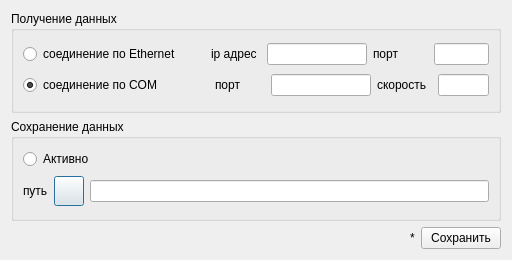
Tyill/SVisual, file src/SVMonitor/forms/settingsPanel.ui: the form before one commit.
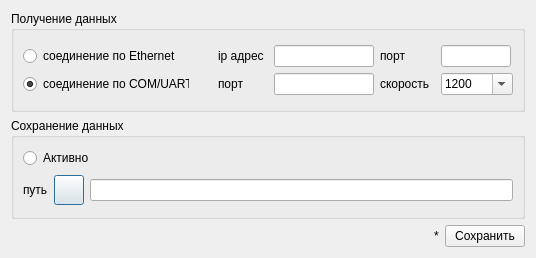
The form after the commit. Icons and pictures are not drawn.

Commit message: com speed into combobox

What changed in the file:
```diff
--- a/src/SVMonitor/forms/settingsPanel.ui
+++ b/src/SVMonitor/forms/settingsPanel.ui
@@ -6,13 +6,13 @@
    <rect>
     <x>0</x>
     <y>0</y>
-    <width>512</width>
-    <height>260</height>
+    <width>536</width>
+    <height>258</height>
    </rect>
   </property>
   <property name="maximumSize">
    <size>
-    <width>512</width>
+    <width>536</width>
     <height>260</height>
    </size>
   </property>
@@ -27,15 +27,41 @@
      </property>
      <layout class="QVBoxLayout" name="verticalLayout">
       <item>
-       <layout class="QHBoxLayout" name="horizontalLayout_3">
-        <item>
+       <layout class="QGridLayout" name="gridLayout">
+        <item row="0" column="0">
          <widget class="QRadioButton" name="rbtnConnectByEthernet">
           <property name="text">
            <string>соединение по Ethernet</string>
           </property>
          </widget>
         </item>
-        <item>
+        <item row="0" column="5">
+         <widget class="QLineEdit" name="txtTCPPort">
+          <property name="maximumSize">
+           <size>
+            <width>70</width>
+            <height>16777215</height>
+           </size>
+          </property>
+         </widget>
+        </item>
+        <item row="0" column="3">
+         <widget class="QLineEdit" name="txtIPAddr">
+          <property name="minimumSize">
+           <size>
+            <width>100</width>
+            <height>0</height>
+           </size>
+          </property>
+          <property name="maximumSize">
+           <size>
+            <width>100</width>
+            <height>16777215</height>
+           </size>
+          </property>
+         </widget>
+        </item>
+        <item row="0" column="1">
          <spacer name="horizontalSpacer">
           <property name="orientation">
            <enum>Qt::Horizontal</enum>
@@ -48,7 +74,20 @@
           </property>
          </spacer>
         </item>
-        <item>
+        <item row="0" column="4">
+         <widget class="QLabel" name="label_5">
+          <property name="minimumSize">
+           <size>
+            <width>55</width>
+            <height>0</height>
+           </size>
+          </property>
+          <property name="text">
+           <string>порт</string>
+          </property>
+         </widget>
+        </item>
+        <item row="0" column="2">
          <widget class="QLabel" name="label">
           <property name="minimumSize">
            <size>
@@ -61,27 +100,11 @@
           </property>
          </widget>
         </item>
-        <item>
-         <widget class="QLineEdit" name="txtIPAddr">
+        <item row="1" column="2">
+         <widget class="QLabel" name="label_2">
           <property name="minimumSize">
            <size>
-            <width>100</width>
-            <height>0</height>
-           </size>
-          </property>
-          <property name="maximumSize">
-           <size>
-            <width>100</width>
-            <height>16777215</height>
-           </size>
-          </property>
-         </widget>
-        </item>
-        <item>
-         <widget class="QLabel" name="label_5">
-          <property name="minimumSize">
-           <size>
-            <width>55</width>
+            <width>50</width>
             <height>0</height>
            </size>
           </property>
@@ -90,21 +113,7 @@
           </property>
          </widget>
         </item>
-        <item>
-         <widget class="QLineEdit" name="txtTCPPort">
-          <property name="maximumSize">
-           <size>
-            <width>70</width>
-            <height>16777215</height>
-           </size>
-          </property>
-         </widget>
-        </item>
-       </layout>
-      </item>
-      <item>
-       <layout class="QHBoxLayout" name="horizontalLayout">
-        <item>
+        <item row="1" column="0">
          <widget class="QRadioButton" name="rbtnConnectByCom">
           <property name="minimumSize">
            <size>
@@ -113,40 +122,14 @@
            </size>
           </property>
           <property name="text">
-           <string>соединение по COM</string>
+           <string>соединение по COM/UART</string>
           </property>
           <property name="checked">
            <bool>true</bool>
           </property>
          </widget>
         </item>
-        <item>
-         <spacer name="horizontalSpacer_2">
-          <property name="orientation">
-           <enum>Qt::Horizontal</enum>
-          </property>
-          <property name="sizeHint" stdset="0">
-           <size>
-            <width>40</width>
-            <height>20</height>
-           </size>
-          </property>
-         </spacer>
-        </item>
-        <item>
-         <widget class="QLabel" name="label_2">
-          <property name="minimumSize">
-           <size>
-            <width>50</width>
-            <height>0</height>
-           </size>
-          </property>
-          <property name="text">
-           <string>порт</string>
-          </property>
-         </widget>
-        </item>
-        <item>
+        <item row="1" column="3">
          <widget class="QLineEdit" name="txtComPort">
           <property name="minimumSize">
            <size>
@@ -162,7 +145,7 @@
           </property>
          </widget>
         </item>
-        <item>
+        <item row="1" column="4">
          <widget class="QLabel" name="label_6">
           <property name="minimumSize">
            <size>
@@ -175,14 +158,54 @@
           </property>
          </widget>
         </item>
-        <item>
-         <widget class="QLineEdit" name="txtComSpeed">
-          <property name="maximumSize">
-           <size>
-            <width>70</width>
-            <height>16777215</height>
-           </size>
+        <item row="1" column="5">
+         <widget class="QComboBox" name="cbxComSpeed">
+          <property name="editable">
+           <bool>true</bool>
           </property>
+          <property name="currentText">
+           <string>9600</string>
+          </property>
+          <item>
+           <property name="text">
+            <string>1200</string>
+           </property>
+          </item>
+          <item>
+           <property name="text">
+            <string>2400</string>
+           </property>
+          </item>
+          <item>
+           <property name="text">
+            <string>4800</string>
+           </property>
+          </item>
+          <item>
+           <property name="text">
+            <string>9600</string>
+           </property>
+          </item>
+          <item>
+           <property name="text">
+            <string>19200</string>
+           </property>
+          </item>
+          <item>
+           <property name="text">
+            <string>38400</string>
+           </property>
+          </item>
+          <item>
+           <property name="text">
+            <string>57600</string>
+           </property>
+          </item>
+          <item>
+           <property name="text">
+            <string>115200</string>
+           </property>
+          </item>
          </widget>
         </item>
        </layout>
```
The commit also changes 2 other files.
